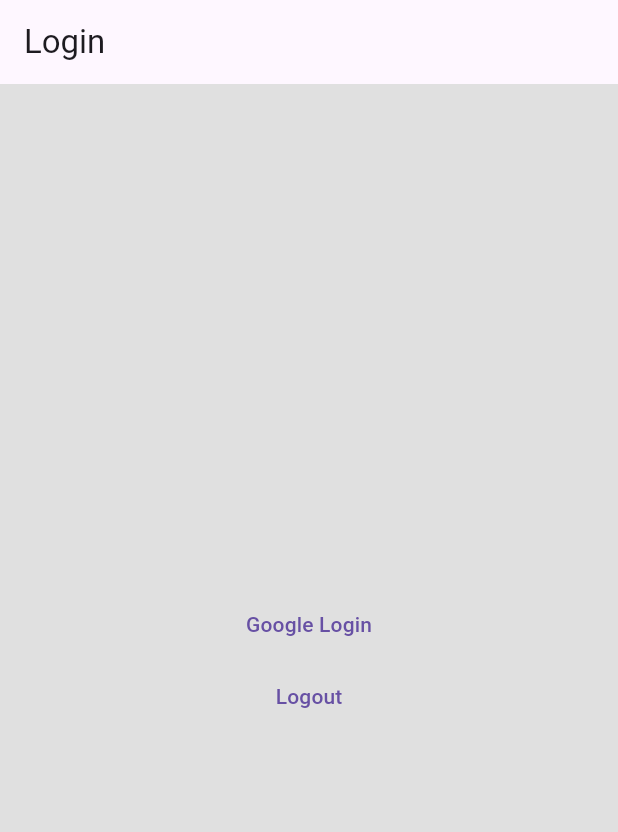
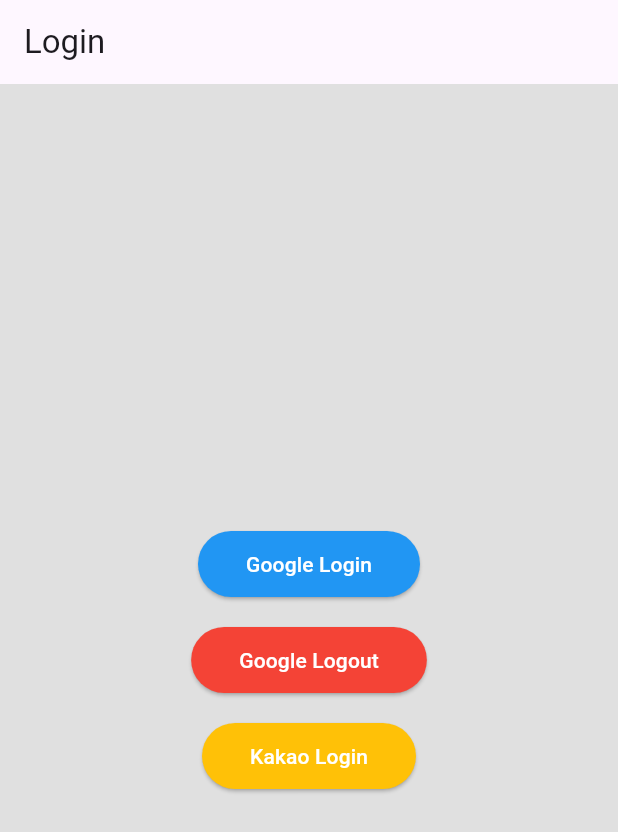
Before and after one commit to smu-flutter-project/smu_sports_matching, a Flutter app: the screen it shows after launch, on a phone screen of 412 x 824 dp. Shown: the top 832 px of the screen. Run offline on Flutter 3.47's test engine with Material 3 defaults, Android fonts, the phone set to English and light mode, and no system bars; our stand-ins replace firebase_auth, firebase_core, go_router, google_maps_flutter, google_sign_in; missing offline and left inert: kakao_flutter_sdk; accounts and stored records are empty.

Commit message:
Feat.fuckakao

```diff
--- a/lib/screen/auth_home.dart
+++ b/lib/screen/auth_home.dart
@@ -2,8 +2,10 @@ import 'package:firebase_auth/firebase_auth.dart';
 import 'package:flutter/material.dart';
 import 'package:smu_flutter/screen/root_screen.dart';
 import 'auth_login.dart';
+import 'package:flutter/cupertino.dart';
+
+// 이거 아래 import는 없어도 대 려원아
 import 'package:firebase_core/firebase_core.dart';
-import 'package:flutter/cupertino.dart';
 import 'package:google_sign_in/google_sign_in.dart';
 import 'package:smu_flutter/screen/auth_screen.dart';
 import 'auth_login.dart';
--- a/lib/screen/auth_login.dart
+++ b/lib/screen/auth_login.dart
@@ -1,69 +1,194 @@
+import 'package:firebase_auth/firebase_auth.dart' as firebase_auth;
 import 'package:firebase_auth/firebase_auth.dart';
 import 'package:flutter/material.dart';
+import 'package:flutter/services.dart';
 import 'package:google_sign_in/google_sign_in.dart';
+import 'package:kakao_flutter_sdk/kakao_flutter_sdk.dart' as kakao_sdk;
+import 'package:kakao_flutter_sdk/kakao_flutter_sdk.dart';
+import 'package:smu_flutter/screen/root_screen.dart';
 
 class LoginWidget extends StatelessWidget {
   LoginWidget({Key? key}) : super(key: key);
 
-  // GoogleSignIn 객체를 초기화하지 않고 선언만 함
+  // GoogleSignIn 객체 선언
   final GoogleSignIn _googleSignIn = GoogleSignIn();
 
   // Google 로그인 함수
-  Future<UserCredential> signInWithGoogle() async {
-    final GoogleSignInAccount? googleUser = await _googleSignIn.signIn();
-    final GoogleSignInAuthentication? googleAuth = await googleUser?.authentication;
+  Future<bool> signInWithGoogle(BuildContext context) async {
+    try {
+      final GoogleSignInAccount? googleUser = await _googleSignIn.signIn();
+      final GoogleSignInAuthentication? googleAuth =
+      await googleUser?.authentication;
 
-    final credential = GoogleAuthProvider.credential(
-      accessToken: googleAuth?.accessToken,
-      idToken: googleAuth?.idToken,
-    );
+      final credential = firebase_auth.GoogleAuthProvider.credential(
+        accessToken: googleAuth?.accessToken,
+        idToken: googleAuth?.idToken,
+      );
 
-    return await FirebaseAuth.instance.signInWithCredential(credential);
+      await firebase_auth.FirebaseAuth.instance.signInWithCredential(credential);
+      showSnackBar(context, 'Google 로그인 성공');
+      return true; // 로그인 성공
+    } catch (e) {
+      showSnackBar(context, 'Google 로그인 실패: $e');
+      return false; // 로그인 실패
+    }
   }
 
   // Google 로그아웃 함수
-  Future<void> signOutGoogle() async {
-    await FirebaseAuth.instance.signOut();
+  Future<void> signOutGoogle(BuildContext context) async {
+    await firebase_auth.FirebaseAuth.instance.signOut();
     await _googleSignIn.signOut();
+    showSnackBar(context, 'Google 로그아웃 성공');
+  }
+
+  // Kakao 로그인 함수
+  Future<void> signInWithKakao(BuildContext context) async {
+    try {
+      // 카카오톡 설치 여부 확인 후 로그인 시도
+      var provider = OAuthProvider("oidc.sportsmatching");
+      OAuthToken token = await UserApi.instance.loginWithKakaoAccount();
+      var credential = provider.credential(
+        idToken: token.idToken,
+        accessToken: token.accessToken,
+      );
+      // Firebase 로그인
+      final userCredential = await FirebaseAuth.instance.signInWithCredential(credential);
+
+      // 로그인 성공 후, userId 가져오기
+      final userId = userCredential.user?.uid;
+      print('카카오 로그인 성공! Firebase userId: $userId');
+
+      // 로그인 성공 후, Snackbar로 로그인 성공 메시지 표시
+      WidgetsBinding.instance.addPostFrameCallback((_) {
+        ScaffoldMessenger.of(context).showSnackBar(
+          const SnackBar(content: Text('카카오 로그인 성공')),
+        );
+      });
+    } catch (error) {
+      // 로그인 실패 시 Snackbar로 오류 메시지 표시
+      WidgetsBinding.instance.addPostFrameCallback((_) {
+        ScaffoldMessenger.of(context).showSnackBar(
+          const SnackBar(content: Text('카카오 로그인 실패')),
+        );
+      });
+    }
+  }
+    //
+    //   if (await kakao_sdk.isKakaoTalkInstalled()) {
+    //     try {
+    //       await kakao_sdk.UserApi.instance.loginWithKakaoTalk();
+    //       showSnackBar(context, 'KakaoTalk 로그인 성공');
+    //     } catch (error) {
+    //       if (error is PlatformException && error.code == 'CANCELED') {
+    //         return false; // 사용자가 로그인 취소
+    //       }
+    //       await _loginWithKakaoAccount(context);
+    //     }
+    //   } else {
+    //     await _loginWithKakaoAccount(context);
+    //   }
+    //
+    //   // Kakao 로그인 성공 후 사용자 정보 가져오기
+    //   kakao_sdk.User user = await kakao_sdk.UserApi.instance.me();
+    //   print('사용자 정보: ${user.id}, ${user.kakaoAccount?.email}');
+    //   return true; // 로그인 성공
+    // } catch (e) {
+    //   showSnackBar(context, 'Kakao 로그인 실패: $e');
+    //   return false; // 로그인 실패
+
+  //
+  // // Kakao 계정으로 로그인
+  // Future<void> _loginWithKakaoAccount(BuildContext context) async {
+  //   try {
+  //     await kakao_sdk.UserApi.instance.loginWithKakaoAccount();
+  //     showSnackBar(context, 'Kakao 계정 로그인 성공');
+  //   } catch (e) {
+  //     showSnackBar(context, 'Kakao 계정 로그인 실패: $e');
+  //   }
+  // }
+
+  // 공통 SnackBar 메시지 출력 함수
+  void showSnackBar(BuildContext context, String message) {
+    ScaffoldMessenger.of(context).showSnackBar(
+      SnackBar(content: Text(message)),
+    );
   }
 
   @override
   Widget build(BuildContext context) {
     return Scaffold(
       appBar: AppBar(
-        title: Text("Login"),
+        title: const Text("Login"),
       ),
       body: Center(
         child: Column(
           mainAxisAlignment: MainAxisAlignment.center,
           children: [
-            TextButton(
-              onPressed: () async {
-                try {
-                  await signInWithGoogle();
-                  ScaffoldMessenger.of(context).showSnackBar(
-                    SnackBar(content: Text('Login successful')),
-                  );
-                } catch (e) {
-                  ScaffoldMessenger.of(context).showSnackBar(
-                    SnackBar(content: Text('Login failed: $e')),
-                  );
-                }
-              },
-              child: Text("Google Login"),
+            // Google 로그인 버튼
+            LoginButton(
+              text: "Google Login",
+              color: Colors.blue,
+              onPressed: () => _handleLogin(context, signInWithGoogle),
             ),
-            TextButton(
-              onPressed: () async {
-                await signOutGoogle();
-                ScaffoldMessenger.of(context).showSnackBar(
-                  SnackBar(content: Text('Logged out successfully')),
-                );
-              },
-              child: Text("Logout"),
+            // Google 로그아웃 버튼
+            LoginButton(
+              text: "Google Logout",
+              color: Colors.red,
+              onPressed: () => signOutGoogle(context),
+            ),
+            // Kakao 로그인 버튼
+            LoginButton(
+              text: "Kakao Login",
+              color: Colors.amber,
+              onPressed: () => signInWithKakao(context),
+              //=> _handleLogin(context, signInWithKakao),
             ),
           ],
         ),
       ),
     );
   }
+
+  // 로그인 처리 후 결과에 따라 화면을 반환하는 함수
+  void _handleLogin(BuildContext context, Future<bool> Function(BuildContext) loginFunction) async {
+    bool success = await loginFunction(context);
+
+    if (success) {
+      // 로그인 성공 후 '/root' 경로로 이동
+      Navigator.pushReplacementNamed(context, '/root');
+    }
+  }
+
 }
+
+// 공통 버튼 위젯
+class LoginButton extends StatelessWidget {
+  final String text;
+  final Color color;
+  final VoidCallback onPressed;
+
+  const LoginButton({
+    Key? key,
+    required this.text,
+    required this.color,
+    required this.onPressed,
+  }) : super(key: key);
+
+  @override
+  Widget build(BuildContext context) {
+    return Container(
+      margin: const EdgeInsets.symmetric(vertical: 8.0),
+      child: ElevatedButton(
+        style: ElevatedButton.styleFrom(
+          backgroundColor: color,
+          padding: const EdgeInsets.symmetric(horizontal: 32, vertical: 12),
+        ),
+        onPressed: onPressed,
+        child: Text(
+          text,
+          style: const TextStyle(color: Colors.white),
+        ),
+      ),
+    );
+  }
+}
--- a/pubspec.yaml
+++ b/pubspec.yaml
@@ -36,6 +36,7 @@ dependencies:
   firebase_auth: ^4.16.0
   cloud_firestore: ^4.17.5
   google_sign_in: ^6.2.2
+  kakao_flutter_sdk_user: ^1.9.5 # 카카오 로그인 API 패키지
 
 
 
```
Also changed, not shown: lib/main.dart (+9 -7 lines), pubspec.lock, 1 other file.
